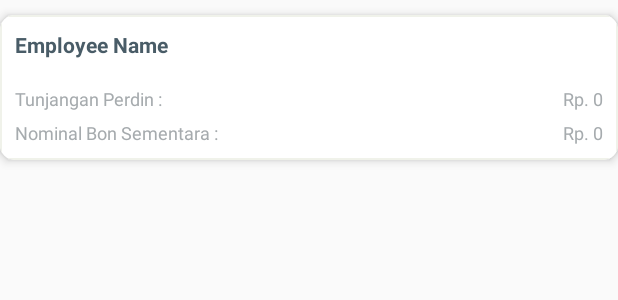
After one commit to icsocoid/hrd-app, an Android app: the layout row_perdin_partner_detail.xml on its own in the app's theme, with its tools: preview values and no code run, on a phone screen of 412 x 824 dp. The commit adds this screen. Shown: the top 300 px of the screen. Run offline under Robolectric (Android 15) with nearby library versions, the phone set to English and light mode, and no system bars; network calls fail.

Commit message:
add perdin partner detail

```diff
--- a/app/src/main/java/com/sia/als/adapter/PerdinPartnerAdapter.java
+++ b/app/src/main/java/com/sia/als/adapter/PerdinPartnerAdapter.java
@@ -163,7 +163,7 @@ public class PerdinPartnerAdapter extends RecyclerView.Adapter<RecyclerView.View
                     }
                 });
             }else {
-                myViewHolder.statusTxt.setText("SELESAI");
+                myViewHolder.statusTxt.setText("APPROVE");
 
                 holder.itemView.setOnClickListener(new View.OnClickListener() {
                     @Override
--- /dev/null
+++ b/app/src/main/res/layout/row_perdin_partner_detail.xml
@@ -0,0 +1,87 @@
+<?xml version="1.0" encoding="utf-8"?>
+<androidx.cardview.widget.CardView
+    xmlns:android="http://schemas.android.com/apk/res/android"
+    xmlns:card_view="http://schemas.android.com/apk/res-auto"
+    xmlns:app="http://schemas.android.com/apk/res-auto"
+    android:id="@+id/card_view"
+    android:layout_width="match_parent"
+    android:layout_height="wrap_content"
+    android:layout_marginVertical= "10dp"
+    card_view:cardCornerRadius="10dp"
+    card_view:cardElevation="4dp">
+
+    <LinearLayout
+        android:layout_width="match_parent"
+        android:layout_height="wrap_content"
+        android:background="@drawable/cardview_bg"
+        android:orientation="vertical"
+        android:paddingVertical="10dp"
+        android:paddingHorizontal="10dp">
+
+        <TextView
+            android:id="@+id/nama_karyawan_txt"
+            android:layout_width="wrap_content"
+            android:layout_height="wrap_content"
+            android:layout_weight="1"
+            android:text="Employee Name"
+            android:textColor="@color/colorGray"
+            android:textSize="14dp"
+            android:textStyle="bold"/>
+
+        <LinearLayout
+            android:layout_width="match_parent"
+            android:layout_height="wrap_content"
+            android:layout_marginTop="@dimen/_18sdp">
+            <TextView
+                android:layout_width="wrap_content"
+                android:layout_height="wrap_content"
+                android:textColor="@color/colorLightGray"
+                android:layout_weight="1"
+                android:textSize="12dp"
+                android:text="Tunjangan Perdin : "/>
+            <TextView
+                android:layout_width="wrap_content"
+                android:layout_height="wrap_content"
+                android:textColor="@color/colorLightGray"
+                android:textSize="12dp"
+                android:text="Rp. "/>
+
+            <TextView
+                android:id="@+id/nama_klien_txt"
+                android:layout_width="wrap_content"
+                android:layout_height="wrap_content"
+                android:textColor="@color/colorLightGray"
+                android:textSize="12dp"
+                android:text="0"/>
+        </LinearLayout>
+
+        <LinearLayout
+            android:layout_width="match_parent"
+            android:layout_height="wrap_content"
+            android:layout_marginTop="@dimen/_6sdp">
+            <TextView
+                android:layout_width="wrap_content"
+                android:layout_height="wrap_content"
+                android:textColor="@color/colorLightGray"
+                android:layout_weight="1"
+                android:textSize="12dp"
+                android:text="Nominal Bon Sementara : "/>
+            <TextView
+                android:layout_width="wrap_content"
+                android:layout_height="wrap_content"
+                android:textColor="@color/colorLightGray"
+                android:textSize="12dp"
+                android:text="Rp. "/>
+
+            <TextView
+                android:id="@+id/nominal_bs_txt"
+                android:layout_width="wrap_content"
+                android:layout_height="wrap_content"
+                android:textColor="@color/colorLightGray"
+                android:textSize="12dp"
+                android:text="0"/>
+        </LinearLayout>
+
+    </LinearLayout>
+
+</androidx.cardview.widget.CardView>
```
Also changed, not shown: app/src/main/java/com/sia/als/adapter/PerdinAdapter.java (+3 -4 lines), app/src/main/java/com/sia/als/fragment/DetailPerdinPartnerFragment.java (added, +123 -0 lines), app/src/main/java/com/sia/als/fragment/PerdinPartnerFragment.java (+7 -4 lines), app/src/main/res/layout/fragment_perdin_partner_detail.xml (added, +220 -0 lines).
